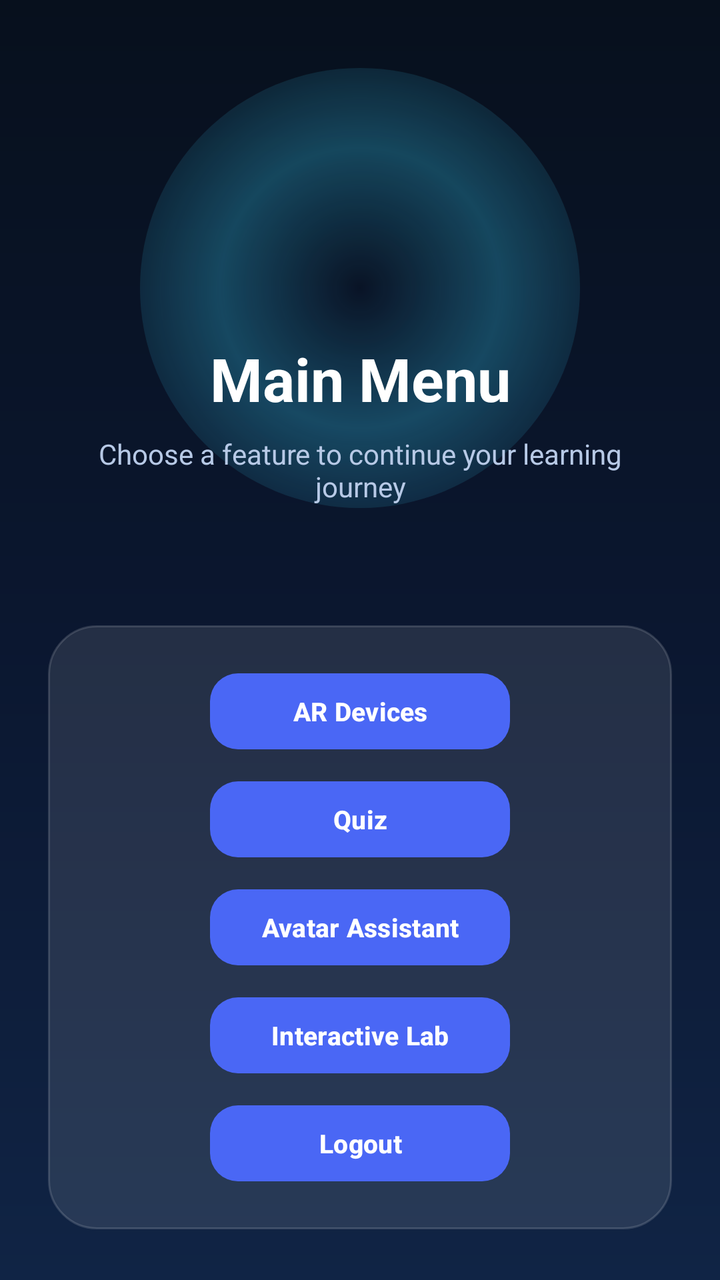
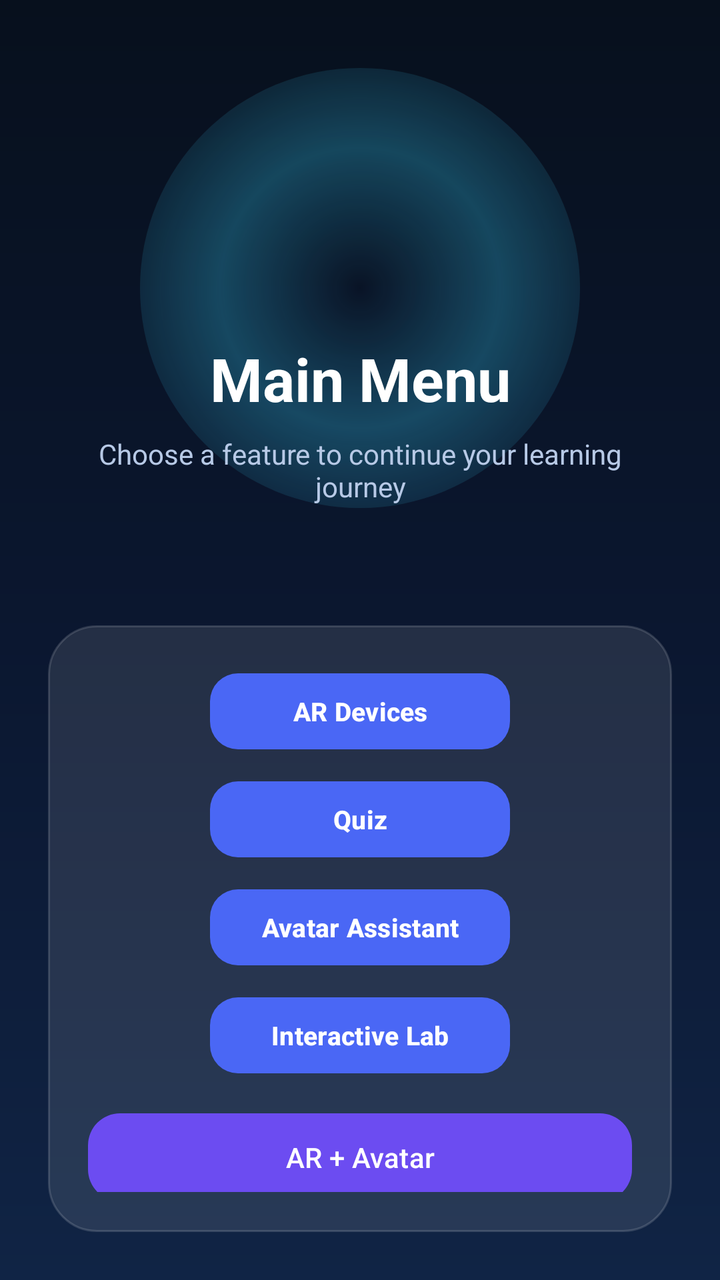

Compare the two renders of this Android layout. The source of the first and the diff that turns it into the second are given below.
<!-- AndroidManifest.xml: application theme Theme.ComputerNetworkDeviceARApp -->
<!-- res/layout/activity_main_menu.xml -->
<?xml version="1.0" encoding="utf-8"?>
<RelativeLayout xmlns:android="http://schemas.android.com/apk/res/android"
    xmlns:app="http://schemas.android.com/apk/res-auto"
    android:layout_width="match_parent"
    android:layout_height="match_parent"
    android:background="@drawable/bg_main_gradient"
    android:padding="24dp">

    <View
        android:id="@+id/topGlow"
        android:layout_width="220dp"
        android:layout_height="220dp"
        android:layout_centerHorizontal="true"
        android:layout_marginTop="10dp"
        android:background="@drawable/bg_glow_circle" />

    <ImageView
        android:id="@+id/imgMenuIcon"
        android:layout_width="90dp"
        android:layout_height="90dp"
        android:layout_centerHorizontal="true"
        android:layout_marginTop="35dp"
        android:src="@mipmap/ic_launcher"
        android:scaleType="fitCenter" />

    <TextView
        android:id="@+id/tvMenuTitle"
        android:layout_width="match_parent"
        android:layout_height="wrap_content"
        android:layout_below="@id/imgMenuIcon"
        android:layout_marginTop="20dp"
        android:text="Main Menu"
        android:textAlignment="center"
        android:textColor="#FFFFFF"
        android:textSize="30sp"
        android:textStyle="bold" />

    <TextView
        android:id="@+id/tvSubtitle"
        android:layout_width="match_parent"
        android:layout_height="wrap_content"
        android:layout_below="@id/tvMenuTitle"
        android:layout_marginTop="8dp"
        android:text="Choose a feature to continue your learning journey"
        android:textAlignment="center"
        android:textColor="#B7C9E6"
        android:textSize="14sp"
        android:paddingStart="20dp"
        android:paddingEnd="20dp" />

    <LinearLayout
        android:id="@+id/menuCard"
        android:layout_width="match_parent"
        android:layout_height="wrap_content"
        android:layout_below="@id/tvSubtitle"
        android:layout_marginTop="60dp"
        android:background="@drawable/bg_info_card"
        android:gravity="center_horizontal"
        android:orientation="vertical"
        android:padding="20dp">

        <com.google.android.material.button.MaterialButton
            android:id="@+id/btnAR"
            android:layout_width="150dp"
            android:layout_height="46dp"
            android:layout_gravity="center_horizontal"
            android:text="AR Devices"
            android:textAllCaps="false"
            android:textColor="#FFFFFF"
            android:textSize="13sp"
            android:textStyle="bold"
            app:backgroundTint="#4A67F5"
            app:cornerRadius="14dp" />

        <com.google.android.material.button.MaterialButton
            android:id="@+id/btnQuiz"
            android:layout_width="150dp"
            android:layout_height="46dp"
            android:layout_gravity="center_horizontal"
            android:layout_marginTop="8dp"
            android:text="Quiz"
            android:textAllCaps="false"
            android:textColor="#FFFFFF"
            android:textSize="13sp"
            android:textStyle="bold"
            app:backgroundTint="#4A67F5"
            app:cornerRadius="14dp" />

        <com.google.android.material.button.MaterialButton
            android:id="@+id/btnAvatar"
            android:layout_width="150dp"
            android:layout_height="46dp"
            android:layout_gravity="center_horizontal"
            android:layout_marginTop="8dp"
            android:text="Avatar Assistant"
            android:textAllCaps="false"
            android:textColor="#FFFFFF"
            android:textSize="13sp"
            android:textStyle="bold"
            app:backgroundTint="#4A67F5"
            app:cornerRadius="14dp" />

        <com.google.android.material.button.MaterialButton
            android:id="@+id/btnNetworkLab"
            android:layout_width="150dp"
            android:layout_height="46dp"
            android:layout_gravity="center_horizontal"
            android:layout_marginTop="8dp"
            android:text="Interactive Lab"
            android:textAllCaps="false"
            android:textColor="#FFFFFF"
            android:textSize="13sp"
            android:textStyle="bold"
            app:backgroundTint="#4A67F5"
            app:cornerRadius="14dp" />


        <com.google.android.material.button.MaterialButton
            android:id="@+id/btnExit"
            android:layout_width="150dp"
            android:layout_height="46dp"
            android:layout_gravity="center_horizontal"
            android:layout_marginTop="8dp"
            android:text="Logout"
            android:textAllCaps="false"
            android:textColor="#FFFFFF"
            android:textSize="13sp"
            android:textStyle="bold"
            app:backgroundTint="#4A67F5"
            app:cornerRadius="14dp" />

    </LinearLayout>

</RelativeLayout>
<!-- resources referenced by this layout -->
<resources>
  <!-- drawable bg_glow_circle (drawable) -->
  <?xml version="1.0" encoding="utf-8"?>
  <shape xmlns:android="http://schemas.android.com/apk/res/android"
      android:shape="oval">
      <gradient
          android:type="radial"
          android:gradientRadius="140dp"
          android:centerColor="#4438D6FF"
          android:endColor="#0038D6FF" />
  </shape>
  <!-- drawable bg_info_card (drawable) -->
  <?xml version="1.0" encoding="utf-8"?>
  <shape xmlns:android="http://schemas.android.com/apk/res/android">
      <solid android:color="#1AFFFFFF" />
      <corners android:radius="24dp" />
      <stroke
          android:width="1dp"
          android:color="#26FFFFFF" />
  </shape>
  <!-- drawable bg_main_gradient (drawable) -->
  <?xml version="1.0" encoding="utf-8"?>
  <shape xmlns:android="http://schemas.android.com/apk/res/android">
      <gradient
          android:angle="270"
          android:startColor="#07101D"
          android:centerColor="#0B1730"
          android:endColor="#102445" />
  </shape>
  <!-- mipmap ic_launcher (mipmap-anydpi-v26) -->
  <?xml version="1.0" encoding="utf-8"?>
  <adaptive-icon xmlns:android="http://schemas.android.com/apk/res/android">
      <background android:drawable="@drawable/ic_launcher_background"/>
      <foreground android:drawable="@mipmap/ic_launcher_foreground"/>
      <monochrome android:drawable="@mipmap/ic_launcher_foreground"/>
  </adaptive-icon>
  <style name="Theme.ComputerNetworkDeviceARApp" parent="Base.Theme.ComputerNetworkDeviceARApp" />
  <!-- drawable ic_launcher_background: vector/xml drawable (drawable, 4866 chars, omitted) -->
  <style name="Base.Theme.ComputerNetworkDeviceARApp" parent="Theme.Material3.DayNight.NoActionBar">
          
          
      </style>
</resources>

<!-- the commit's change to res/layout/activity_main_menu.xml (unified diff, before → after) -->
@@ -114,6 +114,16 @@
             app:backgroundTint="#4A67F5"
             app:cornerRadius="14dp" />
 
+        <com.google.android.material.button.MaterialButton
+            android:id="@+id/btnCombinedAR"
+            android:layout_width="match_parent"
+            android:layout_height="52dp"
+            android:layout_marginTop="12dp"
+            android:text="AR + Avatar"
+            android:textAllCaps="false"
+            android:textColor="#FFFFFF"
+            app:backgroundTint="#6C4CF1"
+            app:cornerRadius="16dp"/>
 
         <com.google.android.material.button.MaterialButton
             android:id="@+id/btnExit"
